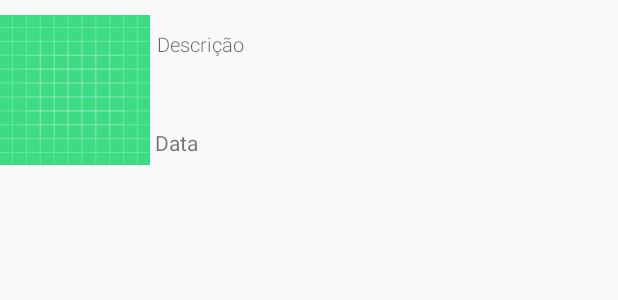
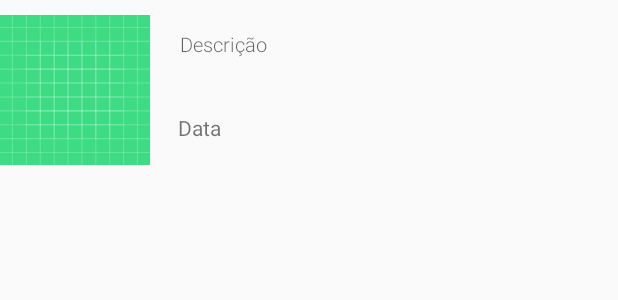
Before and after one commit to qlcimz/Rodobicho.rodoapp, an Android app: the layout item_ocorrencia.xml on its own in the app's theme, with its tools: preview values and no code run, on a phone screen of 412 x 824 dp. Shown: the top 300 px of the screen. Run offline under Robolectric (Android 15) with nearby library versions, the light colour scheme and no system bars.

Commit message:
update- çocorro

```diff
--- a/app/src/main/res/layout/item_ocorrencia.xml
+++ b/app/src/main/res/layout/item_ocorrencia.xml
@@ -11,8 +11,13 @@
 
         <ImageView
             android:id="@+id/imageView3"
-            android:layout_width="100dp"
-            android:layout_height="100dp"
+            android:layout_height="wrap_content"
+            android:layout_width="wrap_content"
+            android:maxHeight="100dp"
+            android:maxWidth="100dp"
+            android:minHeight="100dp"
+            android:minWidth="100dp"
+            android:adjustViewBounds="true"
             app:srcCompat="@drawable/ic_launcher_background" />
 
 
@@ -21,6 +26,7 @@
         android:layout_width="match_parent"
         android:layout_height="wrap_content"
         android:orientation="vertical"
+        android:layout_marginLeft="15dp"
         android:layout_marginRight="5dp"
         android:layout_marginTop="10dp"
         >
@@ -28,7 +34,7 @@
         <TextView
             android:id="@+id/item_descricao"
             android:layout_width="match_parent"
-            android:layout_height="65dp"
+            android:layout_height="55dp"
             android:layout_gravity="center"
             android:layout_marginLeft="3dp"
             android:layout_weight="1"
```
